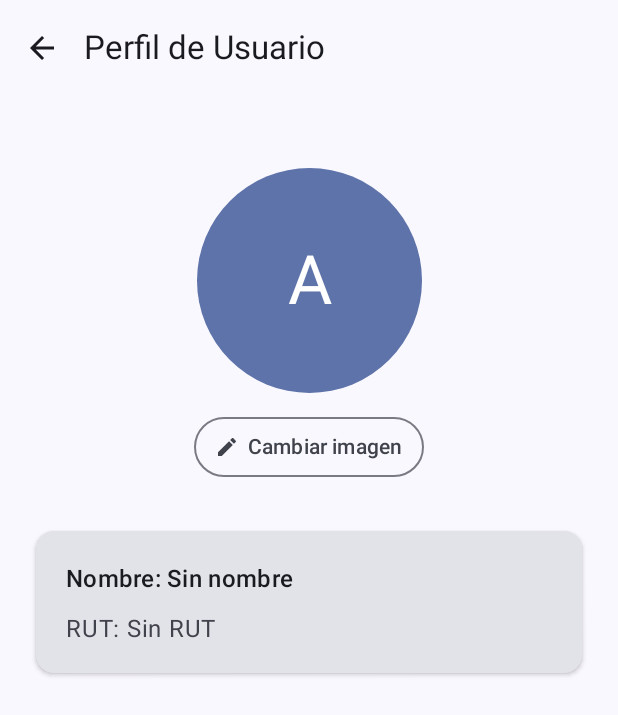
After one commit to ClaudioFigueroa15/Evaluacion2-AppBogados, an Android app built with Jetpack Compose: the composable PerfilScreen shown on its own in the app's theme, on a phone screen of 412 x 824 dp. The commit adds this screen. Shown: the top 715 px of the screen. Run offline under Robolectric (Android 15) with nearby library versions, the phone set to English and light mode, and no system bars.

Commit message:
Integración de: persitencia de foto de perfil, nueva vista para  ver perfil de usuario y botón para ver contraseña.
Se implemento la persistencia para que al cerrar sesión de un usuario la foto tomada por este persista en la aplicación. Tambien se integra una nueva vista en donde el usuario puede esta misma.
Se integró botón para ver la contraseña el iniciar sesión.
Finalmente se hace el arreglo de los campos de iniciar sesión y registro para que no salgan los datos del usuario anterior.

```diff
--- /dev/null
+++ b/app/src/main/java/comcl/duoc/appbogados/ui/PerfilScreen.kt
@@ -0,0 +1,177 @@
+package comcl.duoc.appbogados.ui
+
+import android.Manifest
+import android.content.pm.PackageManager
+import android.graphics.Bitmap
+import android.graphics.BitmapFactory
+import android.util.Base64
+import androidx.activity.compose.rememberLauncherForActivityResult
+import androidx.activity.result.contract.ActivityResultContracts
+import androidx.compose.foundation.Image
+import androidx.compose.foundation.layout.*
+import androidx.compose.foundation.shape.CircleShape
+import androidx.compose.material.icons.Icons
+import androidx.compose.material.icons.filled.ArrowBack
+import androidx.compose.material.icons.filled.Edit
+import androidx.compose.material3.*
+import androidx.compose.runtime.*
+import androidx.compose.ui.Alignment
+import androidx.compose.ui.Modifier
+import androidx.compose.ui.draw.clip
+import androidx.compose.ui.graphics.asImageBitmap
+import androidx.compose.ui.layout.ContentScale
+import androidx.compose.ui.platform.LocalContext
+import androidx.compose.ui.unit.dp
+import androidx.core.content.ContextCompat
+import comcl.duoc.appbogados.viewmodel.SesionViewModel
+import java.io.ByteArrayOutputStream
+
+@OptIn(ExperimentalMaterial3Api::class)
+@Composable
+fun PerfilScreen(
+    sesionViewModel: SesionViewModel,
+    onBack: () -> Unit
+) {
+    val context = LocalContext.current
+    val usuarioActual by sesionViewModel.usuarioActual.collectAsState()
+    val fotoBase64 by sesionViewModel.fotoPerfilBase64.collectAsState()
+
+    val fotoPerfilBitmap = remember(fotoBase64) {
+        fotoBase64?.let { str ->
+            try {
+                val decodedBytes = Base64.decode(str, Base64.DEFAULT)
+                BitmapFactory.decodeByteArray(decodedBytes, 0, decodedBytes.size)
+            } catch (e: Exception) {
+                null
+            }
+        }
+    }
+
+    val cameraLauncher = rememberLauncherForActivityResult(
+        contract = ActivityResultContracts.TakePicturePreview()
+    ) { bitmap ->
+        if (bitmap != null) {
+            val stream = ByteArrayOutputStream()
+            bitmap.compress(Bitmap.CompressFormat.JPEG, 80, stream)
+            val encodedBase64 = Base64.encodeToString(stream.toByteArray(), Base64.DEFAULT)
+            sesionViewModel.actualizarFotoPersistente(encodedBase64)
+        }
+    }
+
+    val permissionLauncher = rememberLauncherForActivityResult(
+        contract = ActivityResultContracts.RequestPermission()
+    ) { isGranted ->
+        if (isGranted) {
+            cameraLauncher.launch(null)
+        }
+    }
+
+    Scaffold(
+        topBar = {
+            TopAppBar(
+                title = { Text("Perfil de Usuario") },
+                navigationIcon = {
+                    IconButton(onClick = onBack) {
+                        Icon(
+                            imageVector = Icons.Default.ArrowBack,
+                            contentDescription = "Volver"
+                        )
+                    }
+                }
+            )
+        }
+    ) { innerPadding ->
+        Column(
+            modifier = Modifier
+                .fillMaxSize()
+                .padding(innerPadding)
+                .padding(24.dp),
+            horizontalAlignment = Alignment.CenterHorizontally,
+            verticalArrangement = Arrangement.Top
+        ) {
+            Spacer(modifier = Modifier.height(24.dp))
+
+            // Imagen de perfil del usuario
+            Box(
+                modifier = Modifier
+                    .size(150.dp)
+                    .clip(CircleShape)
+            ) {
+                if (fotoPerfilBitmap != null) {
+                    Image(
+                        bitmap = fotoPerfilBitmap.asImageBitmap(),
+                        contentDescription = "Foto de Perfil",
+                        contentScale = ContentScale.Crop,
+                        modifier = Modifier.fillMaxSize()
+                    )
+                } else {
+                    Surface(
+                        modifier = Modifier.fillMaxSize(),
+                        color = MaterialTheme.colorScheme.primaryContainer
+                    ) {
+                        Box(contentAlignment = Alignment.Center) {
+                            Text(
+                                text = usuarioActual?.nombre_usuario?.take(1)?.uppercase() ?: "A",
+                                style = MaterialTheme.typography.displayMedium
+                            )
+                        }
+                    }
+                }
+            }
+
+            Spacer(modifier = Modifier.height(12.dp))
+
+            // Botón pequeño para cambiar la imagen con la cámara
+            OutlinedButton(
+                onClick = {
+                    if (ContextCompat.checkSelfPermission(
+                            context,
+                            Manifest.permission.CAMERA
+                        ) == PackageManager.PERMISSION_GRANTED
+                    ) {
+                        cameraLauncher.launch(null)
+                    } else {
+                        permissionLauncher.launch(Manifest.permission.CAMERA)
+                    }
+                },
+                contentPadding = PaddingValues(horizontal = 14.dp, vertical = 6.dp)
+            ) {
+                Icon(
+                    imageVector = Icons.Default.Edit,
+                    contentDescription = null,
+                    modifier = Modifier.size(16.dp)
+                )
+                Spacer(modifier = Modifier.width(6.dp))
+                Text(
+                    text = "Cambiar imagen",
+                    style = MaterialTheme.typography.labelLarge
+                )
+            }
+
+            Spacer(modifier = Modifier.height(32.dp))
+
+            // Dos líneas de texto con el nombre de usuario y el RUT
+            Card(
+                modifier = Modifier.fillMaxWidth(),
+                elevation = CardDefaults.cardElevation(defaultElevation = 2.dp)
+            ) {
+                Column(
+                    modifier = Modifier
+                        .fillMaxWidth()
+                        .padding(20.dp),
+                    verticalArrangement = Arrangement.spacedBy(12.dp)
+                ) {
+                    Text(
+                        text = "Nombre: ${usuarioActual?.nombre_usuario ?: "Sin nombre"}",
+                        style = MaterialTheme.typography.titleMedium
+                    )
+                    Text(
+                        text = "RUT: ${usuarioActual?.rut ?: "Sin RUT"}",
+                        style = MaterialTheme.typography.bodyLarge,
+                        color = MaterialTheme.colorScheme.onSurfaceVariant
+                    )
+                }
+            }
+        }
+    }
+}
```
Also changed, not shown: app/src/main/java/comcl/duoc/appbogados/MainActivity.kt (+31 -7 lines), app/src/main/java/comcl/duoc/appbogados/model/SesionManager.kt (+25 -10 lines), app/src/main/java/comcl/duoc/appbogados/ui/CarpetasScreen.kt (+30 -68 lines), app/src/main/java/comcl/duoc/appbogados/ui/LoginScreen.kt (+16 -1 lines), app/src/main/java/comcl/duoc/appbogados/ui/RegisterScreen.kt (+19 -1 lines), app/src/main/java/comcl/duoc/appbogados/viewmodel/FormularioViewModel.kt (+10 -5 lines), app/src/main/java/comcl/duoc/appbogados/viewmodel/SesionViewModel.kt (+20 -13 lines).
